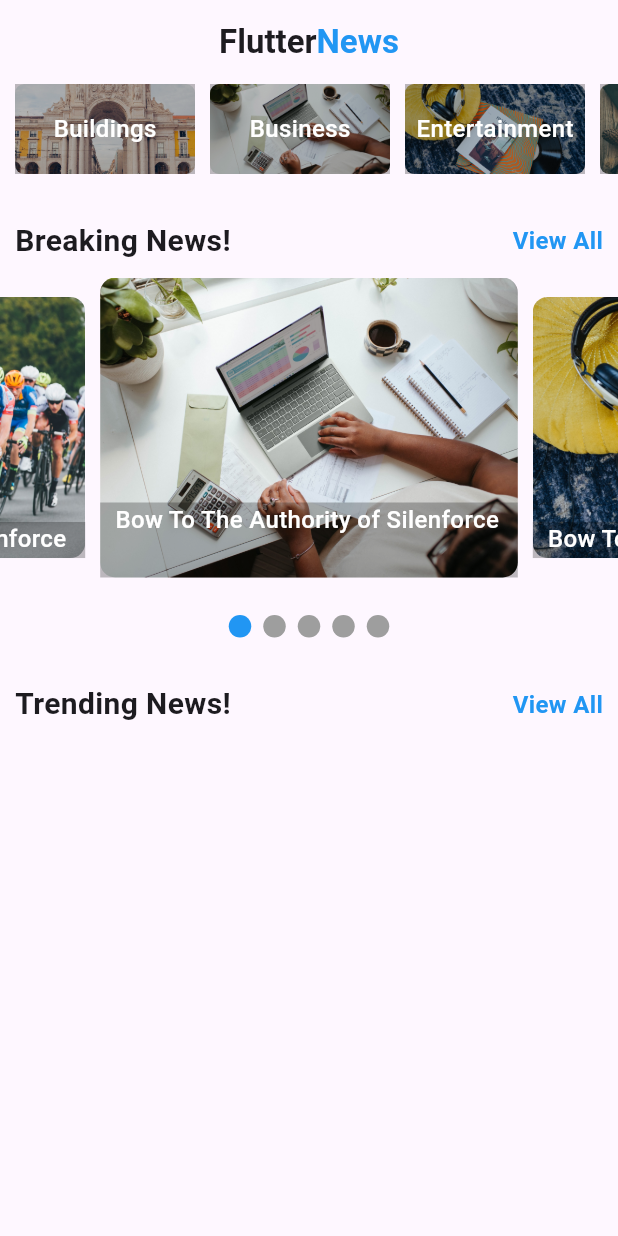
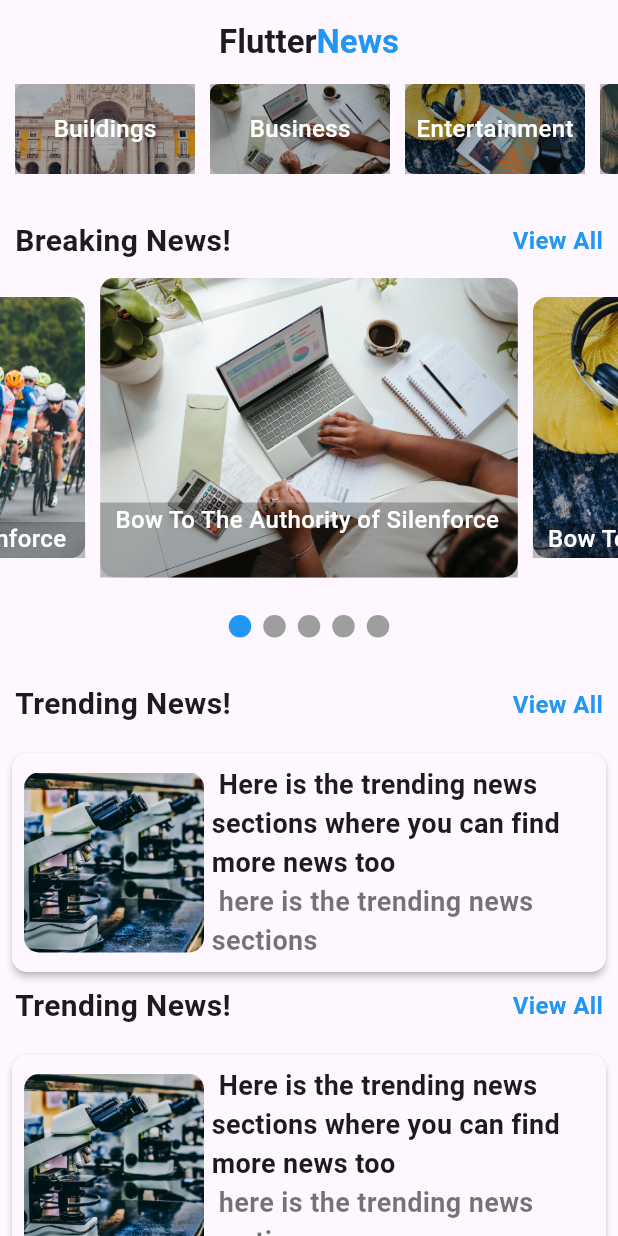
Before and after one commit to MurtazaFlutter/FlutterNewsApp, a Flutter app: the screen it shows after launch, on a phone screen of 412 x 824 dp. Run offline on Flutter 3.47's test engine with Material 2 defaults, Android fonts, the phone set to English and light mode, and no system bars; drawn by our look-alikes of carousel_slider, smooth_page_indicator; our stand-ins replace gap.

Commit message:
done with trending news section

```diff
--- a/lib/pages/home_page.dart
+++ b/lib/pages/home_page.dart
@@ -1,3 +1,5 @@
+import 'package:news_app/widgets/trending_news.dart';
+
 import '../utils/exports.dart';
 
 class HomePage extends StatefulWidget {
@@ -56,7 +58,8 @@ class _HomePageState extends State<HomePage> {
           ),
         ])),
       ),
-      body: SizedBox(
+      body: SingleChildScrollView(
+        child: SizedBox(
           child: Column(
             children: [
               Container(
@@ -74,7 +77,8 @@ class _HomePageState extends State<HomePage> {
                     }),
               ),
               const Gap(30),
-            Consumer<NewsController>(builder: (context, newsController, child) {
+              Consumer<NewsController>(
+                  builder: (context, newsController, child) {
                 return Column(
                   children: [
                     const Padding(
@@ -128,26 +132,15 @@ class _HomePageState extends State<HomePage> {
                 );
               }),
               const Gap(30),
-            const Padding(
-              padding: EdgeInsets.symmetric(horizontal: 10),
-              child: Row(
-                mainAxisAlignment: MainAxisAlignment.spaceBetween,
-                children: [
-                  Text(
-                    "Trending News!",
-                    style: TextStyle(fontSize: 20, fontWeight: FontWeight.bold),
-                  ),
-                  Text(
-                    "View All",
-                    style: TextStyle(
-                        color: Colors.blue,
-                        fontSize: 16,
-                        fontWeight: FontWeight.bold),
-                  )
+              ListView.builder(
+                  physics: const NeverScrollableScrollPhysics(),
+                  shrinkWrap: true,
+                  itemCount: 10,
+                  itemBuilder: (context, index) {
+                    return const TrendingNews();
+                  })
             ],
           ),
-            ),
-          ],
         ),
       ),
     );
--- /dev/null
+++ b/lib/widgets/trending_news.dart
@@ -0,0 +1,85 @@
+import '../utils/exports.dart';
+
+class TrendingNews extends StatelessWidget {
+  const TrendingNews({
+    super.key,
+  });
+
+  @override
+  Widget build(BuildContext context) {
+    return Column(
+      children: [
+        const Padding(
+          padding: EdgeInsets.symmetric(horizontal: 10),
+          child: Row(
+            mainAxisAlignment: MainAxisAlignment.spaceBetween,
+            children: [
+              Text(
+                "Trending News!",
+                style: TextStyle(fontSize: 20, fontWeight: FontWeight.bold),
+              ),
+              Text(
+                "View All",
+                style: TextStyle(
+                    color: Colors.blue,
+                    fontSize: 16,
+                    fontWeight: FontWeight.bold),
+              )
+            ],
+          ),
+        ),
+        const Gap(10),
+        Padding(
+          padding: const EdgeInsets.all(8.0),
+          child: Material(
+            borderRadius: BorderRadius.circular(10),
+            elevation: 2,
+            child: Padding(
+              padding: const EdgeInsets.all(8.0),
+              child: Row(
+                children: [
+                  SizedBox(
+                    child: ClipRRect(
+                      borderRadius: BorderRadius.circular(10),
+                      child: Image.asset(
+                        "assets/images/science.jpg",
+                        height: 120,
+                        width: 120,
+                        fit: BoxFit.cover,
+                      ),
+                    ),
+                  ),
+                  const Gap(5),
+                  Column(
+                    mainAxisAlignment: MainAxisAlignment.start,
+                    crossAxisAlignment: CrossAxisAlignment.start,
+                    children: [
+                      SizedBox(
+                        width: MediaQuery.of(context).size.width / 1.7,
+                        child: const Text(
+                          " Here is the trending news sections where you can find more news too",
+                          style: TextStyle(
+                              fontSize: 18, fontWeight: FontWeight.bold),
+                        ),
+                      ),
+                      SizedBox(
+                        width: MediaQuery.of(context).size.width / 1.7,
+                        child: const Text(
+                          " here is the trending news sections",
+                          style: TextStyle(
+                              fontSize: 18,
+                              fontWeight: FontWeight.bold,
+                              color: Colors.black54),
+                        ),
+                      ),
+                    ],
+                  )
+                ],
+              ),
+            ),
+          ),
+        )
+      ],
+    );
+  }
+}
--- a/pubspec.yaml
+++ b/pubspec.yaml
@@ -39,6 +39,7 @@ dependencies:
   gap: ^3.0.1
   provider: ^6.0.5
   smooth_page_indicator: ^1.1.0
+  google_fonts: ^6.1.0
 
 dev_dependencies:
   flutter_test:
```
Also changed, not shown: pubspec.lock. Lines whose indentation alone changed are shown as unchanged.
